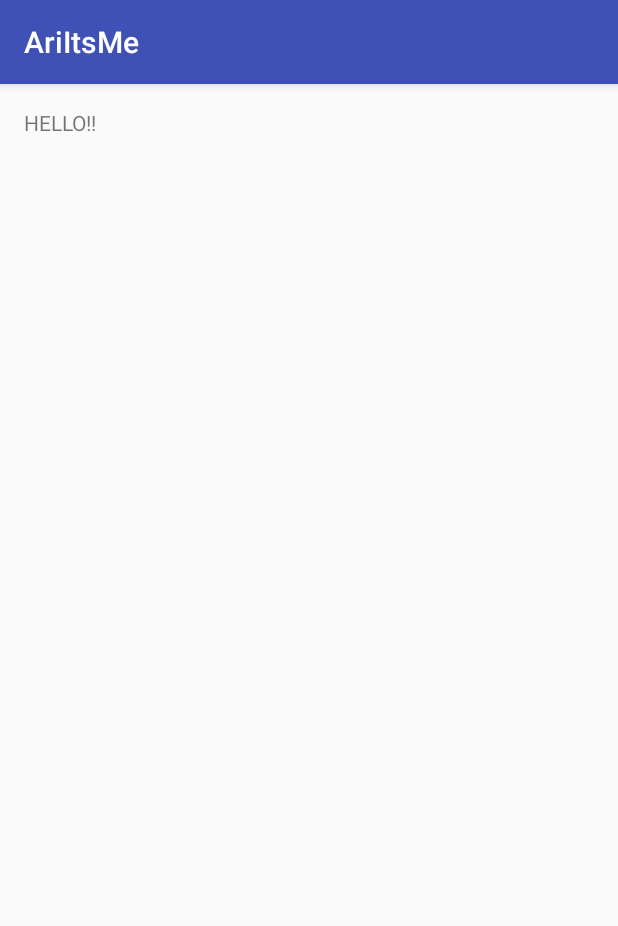
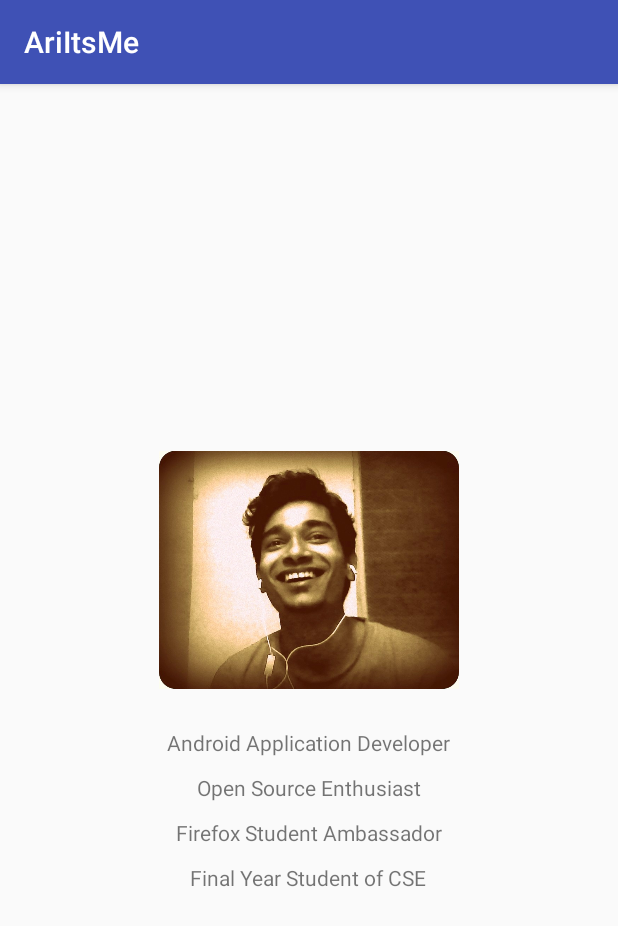
Before and after one commit to technoAri/AriItsMe, an Android app: the AboutMeActivity screen opened directly, with no data from a screen before it, on a phone screen of 412 x 824 dp. Shown: the top 926 px of the screen. Run offline under Robolectric (Android 15) with nearby library versions, the phone set to English and light mode, and no system bars.

```diff
--- a/app/src/main/res/layout/activity_about_me.xml
+++ b/app/src/main/res/layout/activity_about_me.xml
@@ -9,8 +9,38 @@
     android:paddingTop="@dimen/activity_vertical_margin"
     tools:context="com.example.hppc.ariitsme.Activities.AboutMeActivity">
 
-    <TextView
-        android:layout_width="wrap_content"
-        android:layout_height="wrap_content"
-        android:text="HELLO!!" />
+    <LinearLayout
+        android:gravity="center"
+        android:layout_centerInParent="true"
+        android:orientation="vertical"
+        android:layout_width="match_parent"
+        android:layout_height="wrap_content">
+
+        <ImageView
+            android:layout_width="200dp"
+            android:layout_height="200dp"
+            android:src="@drawable/new5picasa1"/>
+
+        <TextView
+            android:layout_width="wrap_content"
+            android:layout_height="wrap_content"
+            android:text="Android Application Developer"
+            android:layout_margin="5dp"/>
+        <TextView
+            android:layout_width="wrap_content"
+            android:layout_height="wrap_content"
+            android:text="Open Source Enthusiast"
+            android:layout_margin="5dp"/>
+        <TextView
+            android:layout_width="wrap_content"
+            android:layout_height="wrap_content"
+            android:text="Firefox Student Ambassador"
+            android:layout_margin="5dp"/>
+        <TextView
+            android:layout_width="wrap_content"
+            android:layout_height="wrap_content"
+            android:text="Final Year Student of CSE"
+            android:layout_margin="5dp"/>
+    </LinearLayout>
+
 </RelativeLayout>
```
Also changed, not shown: app/src/main/res/drawable/new5picasa1.jpg (added).
